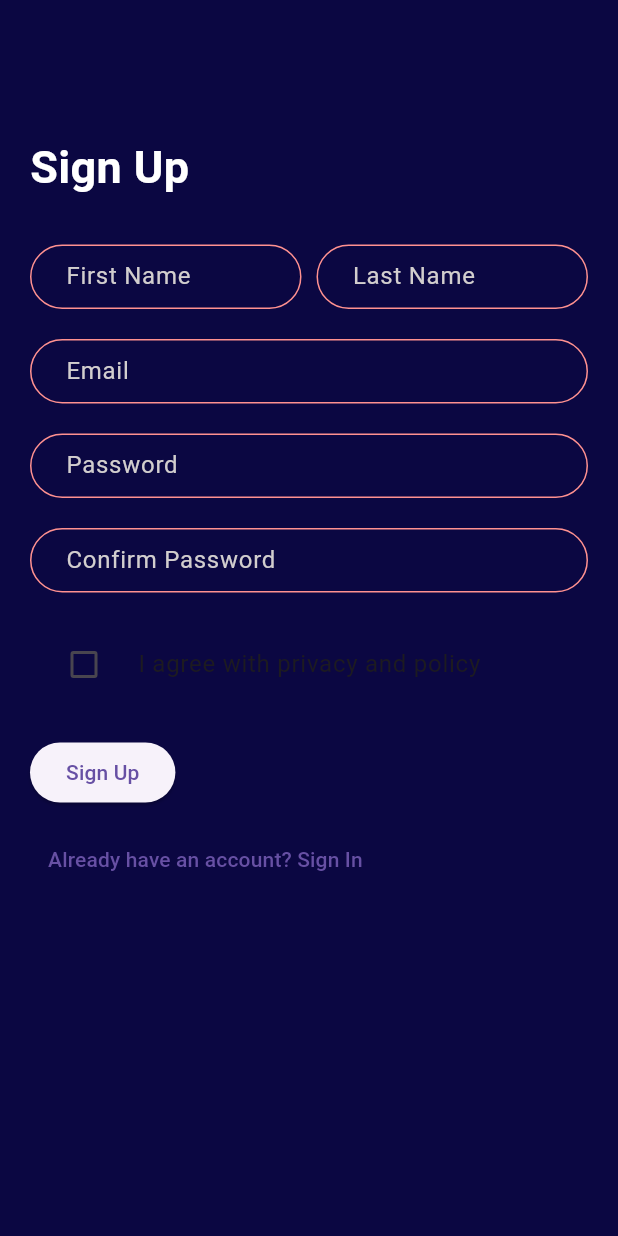
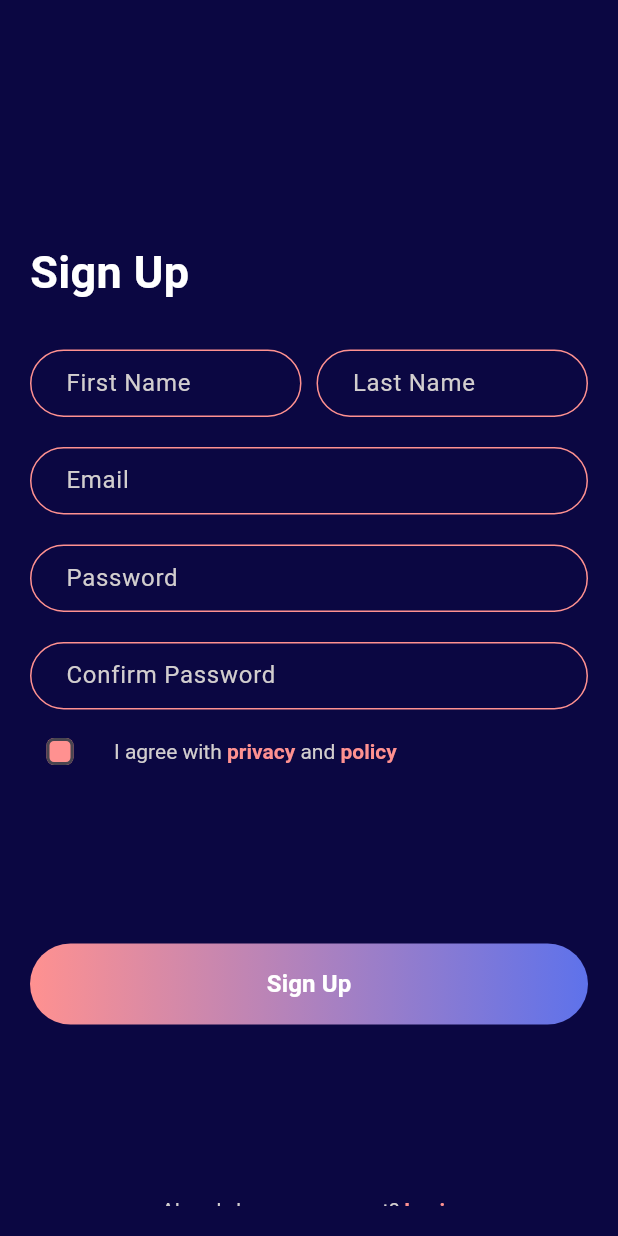
Before and after one commit to ZigaLarissa/money_management_app, a Flutter app: the screen it shows after launch, on a phone screen of 412 x 824 dp. Run offline on Flutter 3.47's test engine with Material 3 defaults, Android fonts, the phone set to English and light mode, and no system bars.

Commit message:
Signup page ui updated

```diff
--- a/cashapp/lib/screens/signup.dart
+++ b/cashapp/lib/screens/signup.dart
@@ -1,8 +1,5 @@
 import 'package:flutter/material.dart';
-import 'package:flutter/painting.dart';
-import 'package:flutter/rendering.dart';
 import 'package:flutter/scheduler.dart';
-import 'package:flutter/widgets.dart';
 
 class SignUp extends StatefulWidget {
   const SignUp({super.key});
@@ -18,11 +15,12 @@ class _SignUpState extends State<SignUp> {
       backgroundColor: const Color(0xFF0B0742),
       body: Container(
         padding: const EdgeInsets.all(20),
+        child: SingleChildScrollView(
           child: Column(
             //mainAxisAlignment: MainAxisAlignment.center,
             crossAxisAlignment: CrossAxisAlignment.start,
             children: [
-            const SizedBox(height: 70),
+              const SizedBox(height: 140),
               const Text(
                 'Sign Up',
                 style: TextStyle(
@@ -53,11 +51,12 @@ class _SignUpState extends State<SignUp> {
                               enabledBorder: OutlineInputBorder(
                                 borderRadius:
                                     BorderRadius.all(Radius.circular(50)),
-                              borderSide: BorderSide(color: Color(0xFFFF9190)),
+                                borderSide:
+                                    BorderSide(color: Color(0xFFFF9190)),
                               ),
                               contentPadding: EdgeInsets.only(left: 20),
                               constraints:
-                                BoxConstraints(maxHeight: 43, minHeight: 43),
+                                  BoxConstraints(maxHeight: 45, minHeight: 45),
                             ),
                           ),
                         ),
@@ -78,11 +77,12 @@ class _SignUpState extends State<SignUp> {
                               enabledBorder: OutlineInputBorder(
                                 borderRadius:
                                     BorderRadius.all(Radius.circular(50)),
-                              borderSide: BorderSide(color: Color(0xFFFF9190)),
+                                borderSide:
+                                    BorderSide(color: Color(0xFFFF9190)),
                               ),
                               contentPadding: EdgeInsets.only(left: 20),
                               constraints:
-                                BoxConstraints(maxHeight: 43, minHeight: 43),
+                                  BoxConstraints(maxHeight: 45, minHeight: 45),
                             ),
                           ),
                         ),
@@ -90,8 +90,8 @@ class _SignUpState extends State<SignUp> {
                     ),
                     const SizedBox(height: 20),
                     TextFormField(
-                    style:
-                        const TextStyle(color: Color(0xFFD2CECE), fontSize: 14),
+                      style: const TextStyle(
+                          color: Color(0xFFD2CECE), fontSize: 14),
                       decoration: const InputDecoration(
                         labelText: 'Email',
                         labelStyle: TextStyle(color: Color(0xFFD2CECE)),
@@ -104,13 +104,14 @@ class _SignUpState extends State<SignUp> {
                           borderSide: BorderSide(color: Color(0xFFFF9190)),
                         ),
                         contentPadding: EdgeInsets.only(left: 20),
-                      constraints: BoxConstraints(maxHeight: 43, minHeight: 43),
+                        constraints:
+                            BoxConstraints(maxHeight: 45, minHeight: 45),
                       ),
                     ),
                     const SizedBox(height: 20),
                     TextFormField(
-                    style:
-                        const TextStyle(color: Color(0xFFD2CECE), fontSize: 14),
+                      style: const TextStyle(
+                          color: Color(0xFFD2CECE), fontSize: 14),
                       decoration: const InputDecoration(
                         labelText: 'Password',
                         labelStyle: TextStyle(color: Color(0xFFD2CECE)),
@@ -123,13 +124,14 @@ class _SignUpState extends State<SignUp> {
                           borderSide: BorderSide(color: Color(0xFFFF9190)),
                         ),
                         contentPadding: EdgeInsets.only(left: 20),
-                      constraints: BoxConstraints(maxHeight: 43, minHeight: 43),
+                        constraints:
+                            BoxConstraints(maxHeight: 45, minHeight: 45),
                       ),
                     ),
                     const SizedBox(height: 20),
                     TextFormField(
-                    style:
-                        const TextStyle(color: Color(0xFFD2CECE), fontSize: 14),
+                      style: const TextStyle(
+                          color: Color(0xFFD2CECE), fontSize: 14),
                       decoration: const InputDecoration(
                         labelText: 'Confirm Password',
                         labelStyle: TextStyle(color: Color(0xFFD2CECE)),
@@ -142,36 +144,106 @@ class _SignUpState extends State<SignUp> {
                           borderSide: BorderSide(color: Color(0xFFFF9190)),
                         ),
                         contentPadding: EdgeInsets.only(left: 20),
-                      constraints: BoxConstraints(maxHeight: 43, minHeight: 43),
+                        constraints:
+                            BoxConstraints(maxHeight: 45, minHeight: 45),
                       ),
                     ),
-                  const SizedBox(height: 20),
                   ],
                 ),
               ),
               CheckboxListTile(
                 value: timeDilation != 1.0,
+                contentPadding: const EdgeInsets.all(0),
+                activeColor: const Color(0xFFFF9190),
+                checkColor: Colors.white,
+                fillColor: MaterialStateProperty.all(const Color(0xFFFF9190)),
+                checkboxShape: RoundedRectangleBorder(
+                  borderRadius: BorderRadius.circular(5),
+                ),
                 onChanged: (bool? value) {
                   setState(() {
                     timeDilation = value! ? 2.0 : 1.0;
                   });
                 },
-              title: const Text('I agree with privacy and policy'),
+                title: RichText(
+                  text: const TextSpan(
+                    text: 'I agree with ',
+                    style: TextStyle(color: Color(0xFFD2CECE)),
+                    children: [
+                      TextSpan(
+                        text: 'privacy',
+                        style: TextStyle(
+                          color: Color(0xFFFF9190),
+                          fontWeight: FontWeight.bold,
+                        ),
+                      ),
+                      TextSpan(
+                        text: ' and ',
+                        style: TextStyle(color: Color(0xFFD2CECE)),
+                      ),
+                      TextSpan(
+                        text: 'policy',
+                        style: TextStyle(
+                          color: Color(0xFFFF9190),
+                          fontWeight: FontWeight.bold,
+                        ),
+                      ),
+                    ],
+                  ),
+                ),
                 controlAffinity: ListTileControlAffinity.leading,
               ),
-            const SizedBox(height: 20),
-            ElevatedButton(
+              const SizedBox(height: 100),
+              Container(
+                width: double.infinity,
+                padding: const EdgeInsets.symmetric(vertical: 3),
+                decoration: BoxDecoration(
+                  borderRadius: BorderRadius.circular(50),
+                  gradient: const LinearGradient(
+                    colors: [Color(0xFFFF9190), Color(0xFF5E72EB)],
+                  ),
+                ),
+                child: ElevatedButton(
                   onPressed: () {},
-              child: const Text('Sign Up'),
+                  style: ElevatedButton.styleFrom(
+                      backgroundColor: Colors.transparent,
+                      shadowColor: Colors.transparent),
+                  child: const Text(
+                    'Sign Up',
+                    style: TextStyle(
+                      color: Colors.white,
+                      fontSize: 16,
+                      fontWeight: FontWeight.bold,
                     ),
-            const SizedBox(height: 10),
-            TextButton(
+                  ),
+                ),
+              ),
+              const SizedBox(height: 100),
+              Container(
+                alignment: Alignment.center,
+                child: TextButton(
                   onPressed: () {
                     Navigator.pushNamed(context, '/login');
                   },
-              child: const Text('Already have an account? Sign In'),
+                  child: RichText(
+                    text: const TextSpan(
+                      text: 'Already have an account? ',
+                      style: TextStyle(color: Color(0xFFD2CECE)),
+                      children: [
+                        TextSpan(
+                          text: 'Login',
+                          style: TextStyle(
+                            color: Color(0xFFFF9190),
+                            fontWeight: FontWeight.bold,
+                          ),
                         ),
                       ],
+                    ),
+                  ),
+                ),
+              ),
+            ],
+          ),
         ),
       ),
     );
```
Lines whose indentation alone changed are shown as unchanged.
